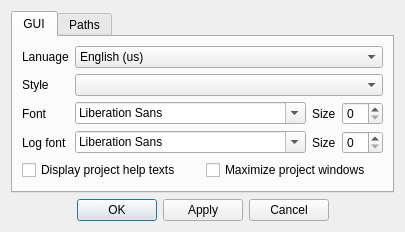
Before: the Qt Designer form tools/qchdman/preferencesdialog.ui in qmc2/qmc2-mame-fe, drawn with Qt 5.
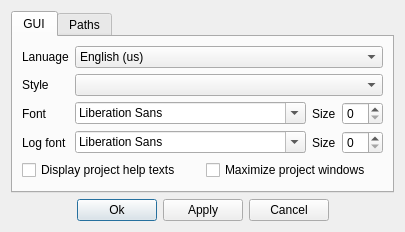
After: the same form once the commit is applied. Icons and pictures are not drawn.

```diff
--- a/tools/qchdman/preferencesdialog.ui
+++ b/tools/qchdman/preferencesdialog.ui
@@ -32,7 +32,7 @@
      <item>
       <widget class="QPushButton" name="pushButtonOk">
        <property name="text">
-        <string>OK</string>
+        <string>Ok</string>
        </property>
       </widget>
      </item>
```
